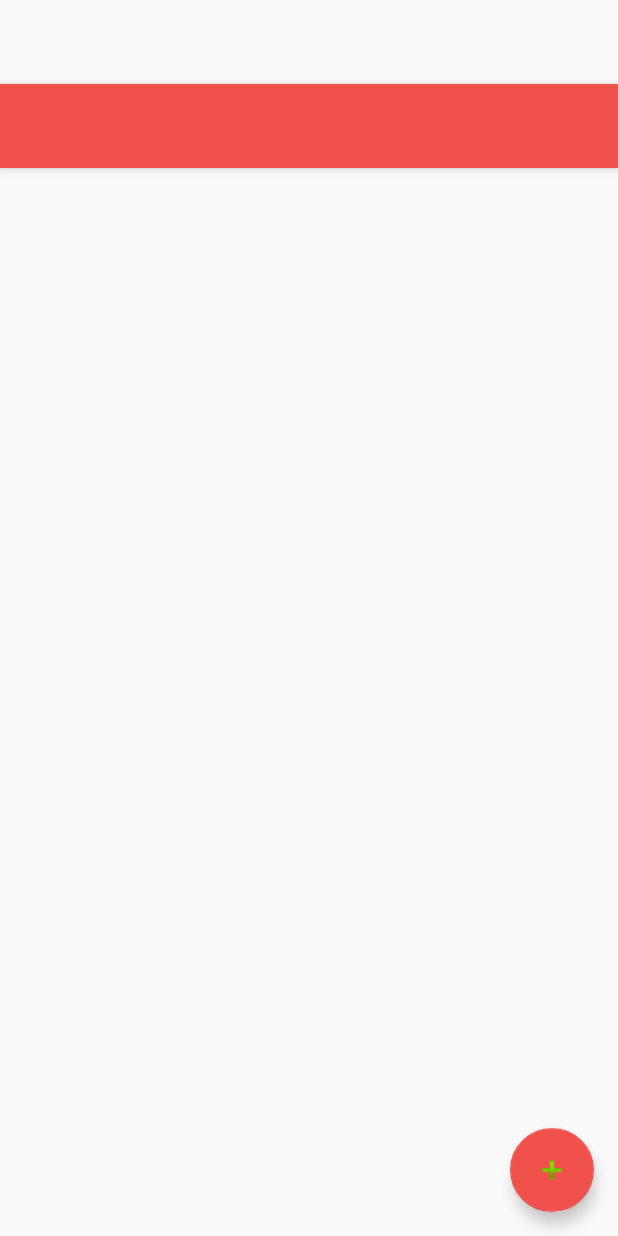
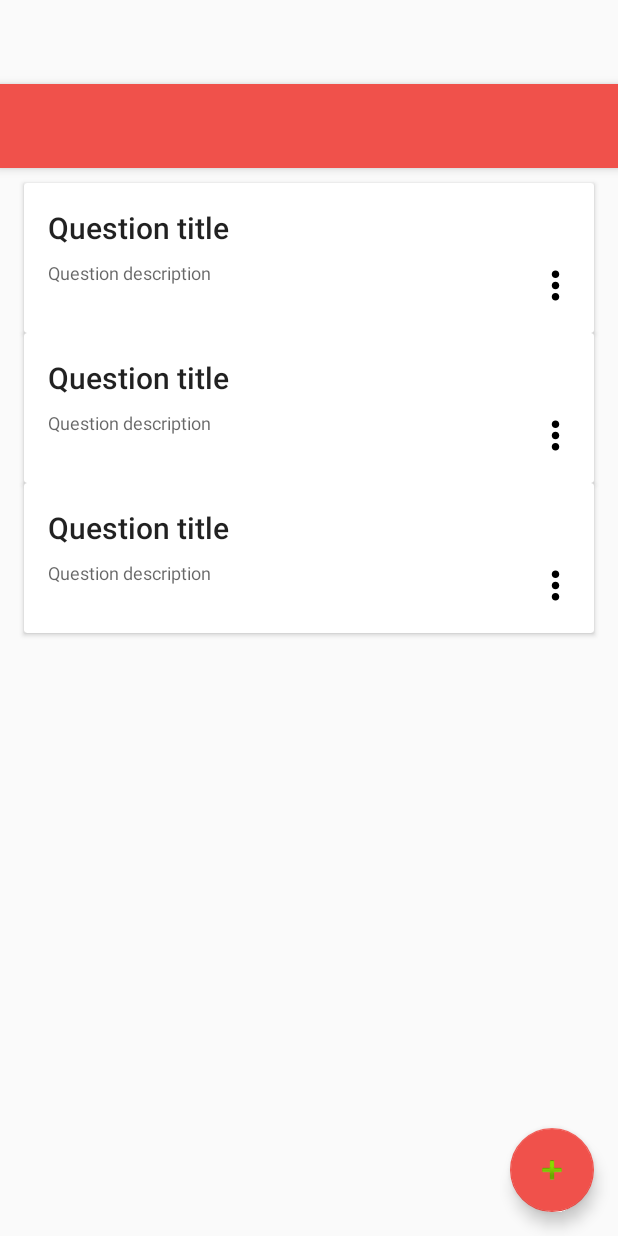
Before and after one commit to ElonaZharri/PoppeX, an Android app: the layout app_bar_user_profile.xml on its own in the app's theme, with its tools: preview values and no code run, on a phone screen of 412 x 824 dp. Run offline under Robolectric (Android 15) with nearby library versions, the phone set to English and light mode, and no system bars.

Commit message:
Add Display posted questions from database to UserProfile.

```diff
--- /dev/null
+++ b/app/src/main/res/drawable/ic_menu_more_options.xml
@@ -0,0 +1,9 @@
+<vector xmlns:android="http://schemas.android.com/apk/res/android"
+        android:width="24dp"
+        android:height="24dp"
+        android:viewportWidth="24.0"
+        android:viewportHeight="24.0">
+    <path
+        android:fillColor="#FF000000"
+        android:pathData="M12,8c1.1,0 2,-0.9 2,-2s-0.9,-2 -2,-2 -2,0.9 -2,2 0.9,2 2,2zM12,10c-1.1,0 -2,0.9 -2,2s0.9,2 2,2 2,-0.9 2,-2 -0.9,-2 -2,-2zM12,16c-1.1,0 -2,0.9 -2,2s0.9,2 2,2 2,-0.9 2,-2 -0.9,-2 -2,-2z"/>
+</vector>
--- a/app/src/main/res/layout/app_bar_user_profile.xml
+++ b/app/src/main/res/layout/app_bar_user_profile.xml
@@ -23,6 +23,29 @@
 
     <include layout="@layout/content_user_profile" />
 
+    <Space
+        android:layout_width="match_parent"
+        android:layout_height="wrap_content" />
+
+    <LinearLayout
+        android:layout_width="match_parent"
+        android:layout_height="wrap_content"
+        android:orientation="vertical">
+
+        <android.support.v7.widget.RecyclerView
+            android:id="@+id/recyclerview"
+            android:layout_width="match_parent"
+            android:layout_height="match_parent"
+            android:layout_marginTop="50dp"
+            android:clipToPadding="false"
+            android:paddingBottom="@dimen/activity_vertical_margin"
+            android:paddingLeft="@dimen/activity_horizontal_margin"
+            android:paddingRight="@dimen/activity_horizontal_margin"
+            android:paddingTop="@dimen/activity_vertical_margin"
+            tools:listitem="@layout/postedquestion_view" />
+
+    </LinearLayout>
+
     <android.support.design.widget.FloatingActionButton
         android:id="@+id/fab"
         android:layout_width="wrap_content"
--- /dev/null
+++ b/app/src/main/res/layout/postedquestion_view.xml
@@ -0,0 +1,44 @@
+<?xml version="1.0" encoding="utf-8"?>
+<android.support.v7.widget.CardView xmlns:android="http://schemas.android.com/apk/res/android"
+    xmlns:tools="http://schemas.android.com/tools"
+    android:layout_width="match_parent"
+    android:layout_height="100dp"
+    xmlns:app="http://schemas.android.com/apk/res-auto"
+    tools:showIn="@layout/activity_user_profile">
+
+    <RelativeLayout
+        android:layout_width="match_parent"
+        android:layout_height="wrap_content"
+        android:background="?android:attr/selectableItemBackground"
+        android:orientation="vertical"
+        android:padding="@dimen/activity_horizontal_margin">
+
+        <TextView
+            android:id="@+id/question_title"
+            android:layout_width="match_parent"
+            android:layout_height="wrap_content"
+            android:textAppearance="@style/TextAppearance.AppCompat.Title"
+            tools:text="Question title" />
+
+        <TextView
+            android:id="@+id/question_description"
+            android:layout_width="match_parent"
+            android:layout_height="wrap_content"
+            android:layout_marginTop="8dp"
+            android:layout_below="@id/question_title"
+            android:textAppearance="@style/Base.TextAppearance.AppCompat.Caption"
+            tools:text="Question description" />
+
+        <ImageView
+            android:id="@+id/overflow"
+            android:layout_width="@dimen/ic_more_options_width"
+            android:layout_height="@dimen/ic_more_options_height"
+            android:layout_alignParentRight="true"
+            android:layout_below="@id/question_title"
+            android:layout_marginTop="@dimen/ic_more_options_margin_top"
+            android:scaleType="centerCrop"
+            android:src="@drawable/ic_menu_more_options"/>
+
+    </RelativeLayout>
+
+</android.support.v7.widget.CardView>
--- a/app/src/main/res/values/dimens.xml
+++ b/app/src/main/res/values/dimens.xml
@@ -7,4 +7,8 @@
     <dimen name="nav_header_vertical_spacing">16dp</dimen>
     <dimen name="nav_header_height">160dp</dimen>
     <dimen name="fab_margin">16dp</dimen>
+
+    <dimen name="ic_more_options_width">20dp</dimen>
+    <dimen name="ic_more_options_height">30dp</dimen>
+    <dimen name="ic_more_options_margin_top">10dp</dimen>
 </resources>
```
Also changed, not shown: app/src/main/java/com/example/android/poppex/AskQuestionRecyclerViewAdapter.java (added, +79 -0 lines), app/src/main/java/com/example/android/poppex/DeletionListener.java (added, +8 -0 lines), app/src/main/java/com/example/android/poppex/PostedQuestionTouchHelperCallback.java (added, +46 -0 lines), app/src/main/java/com/example/android/poppex/UserProfileActivity.java (+64 -3 lines).
